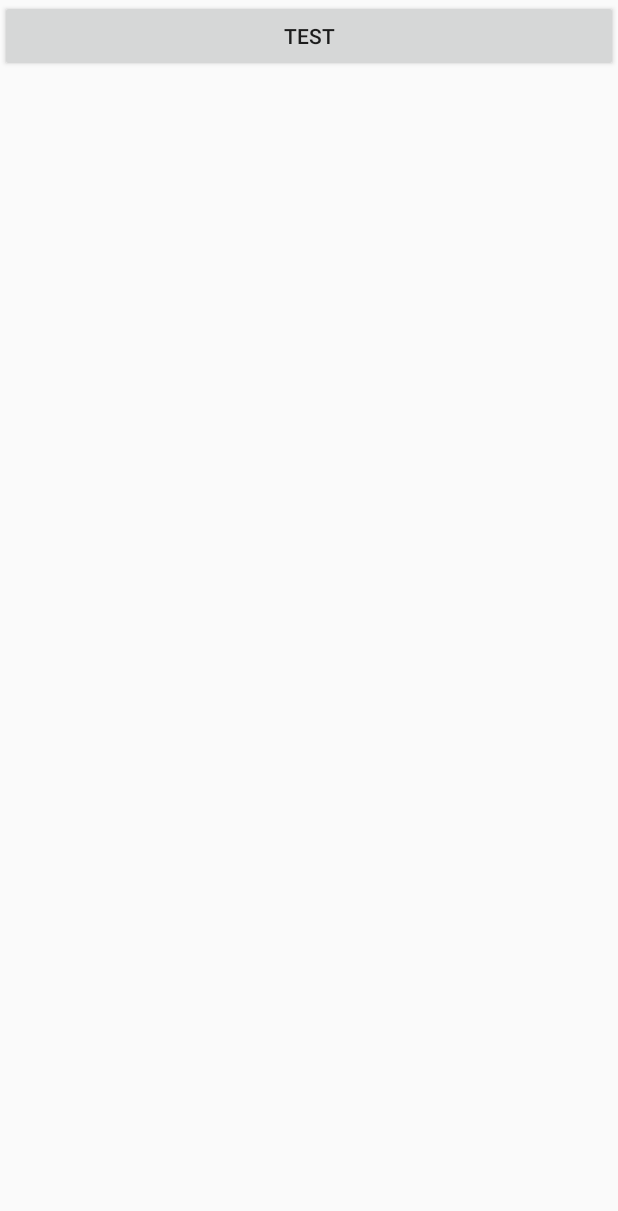
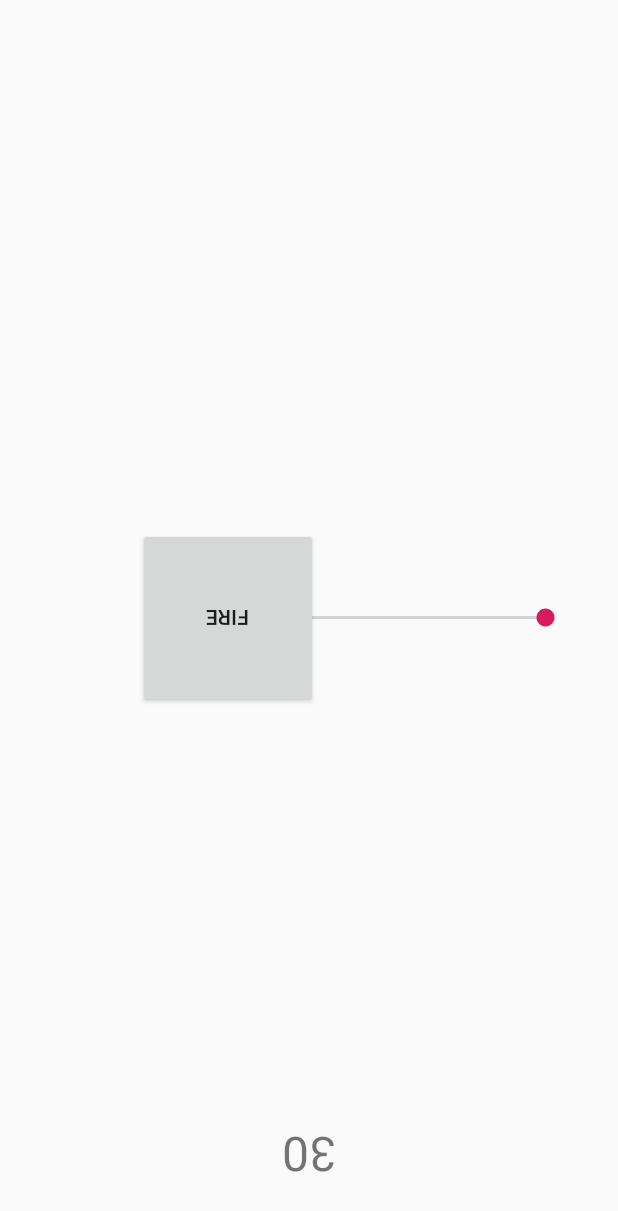
Before and after one commit to agaghd/MachineGunKiss, an Android app: the layout activity_main.xml on its own in the app's theme, with its tools: preview values and no code run, on a phone screen of 412 x 824 dp. Shown: the top 1211 px of the screen. Run offline under Robolectric (Android 15) with nearby library versions, the phone set to English and light mode, and no system bars.

Commit message:
添加弹药上膛，子弹数限制等功能。

```diff
--- a/app/src/main/AndroidManifest.xml
+++ b/app/src/main/AndroidManifest.xml
@@ -11,7 +11,7 @@
             android:roundIcon="@mipmap/ic_launcher_round"
             android:supportsRtl="true"
             android:theme="@style/AppTheme">
-        <activity android:name=".MainActivity">
+        <activity android:name=".MainActivity" android:screenOrientation="landscape">
             <intent-filter>
                 <action android:name="android.intent.action.MAIN"/>
 
--- a/app/src/main/res/layout/activity_main.xml
+++ b/app/src/main/res/layout/activity_main.xml
@@ -3,17 +3,40 @@
         xmlns:android="http://schemas.android.com/apk/res/android"
         xmlns:tools="http://schemas.android.com/tools"
         xmlns:app="http://schemas.android.com/apk/res-auto"
+        android:rotation="180"
+        android:padding="32dp"
         android:layout_width="match_parent"
         android:layout_height="match_parent"
         tools:context=".MainActivity">
 
-    <Button
-            android:id="@+id/test_btn"
-            android:layout_width="0dp"
-            android:text="test"
+    <TextView
+            android:id="@+id/bullet_tv"
+            android:layout_width="wrap_content"
+            android:layout_height="wrap_content"
+            app:layout_constraintTop_toTopOf="parent"
+            app:layout_constraintLeft_toLeftOf="parent"
+            android:textSize="32sp"
+            tools:text="30"
+            app:layout_constraintRight_toRightOf="parent"/>
+
+    <SeekBar
+            android:id="@+id/seek_bar"
+            android:layout_width="240dp"
+            android:paddingTop="16dp"
+            android:paddingBottom="16dp"
             android:layout_height="wrap_content"
             app:layout_constraintLeft_toLeftOf="parent"
+            app:layout_constraintTop_toTopOf="parent"
+            app:layout_constraintBottom_toBottomOf="parent"/>
+
+    <Button
+            android:id="@+id/fire_btn"
+            android:layout_width="120dp"
+            android:text="Fire"
+            android:layout_height="120dp"
             app:layout_constraintRight_toRightOf="parent"
+            app:layout_constraintBottom_toBottomOf="parent"
+            android:layout_marginRight="60dp"
             app:layout_constraintTop_toTopOf="parent"/>
 
 </android.support.constraint.ConstraintLayout>
--- a/app/src/main/res/values/styles.xml
+++ b/app/src/main/res/values/styles.xml
@@ -1,7 +1,7 @@
 <resources>
 
     <!-- Base application theme. -->
-    <style name="AppTheme" parent="Theme.AppCompat.Light.DarkActionBar">
+    <style name="AppTheme" parent="Theme.AppCompat.Light.NoActionBar">
         <!-- Customize your theme here. -->
         <item name="colorPrimary">@color/colorPrimary</item>
         <item name="colorPrimaryDark">@color/colorPrimaryDark</item>
```
Also changed, not shown: app/src/main/java/io/agaghd/machinegunkiss/MainActivity.kt (+58 -6 lines), 6 other files.
